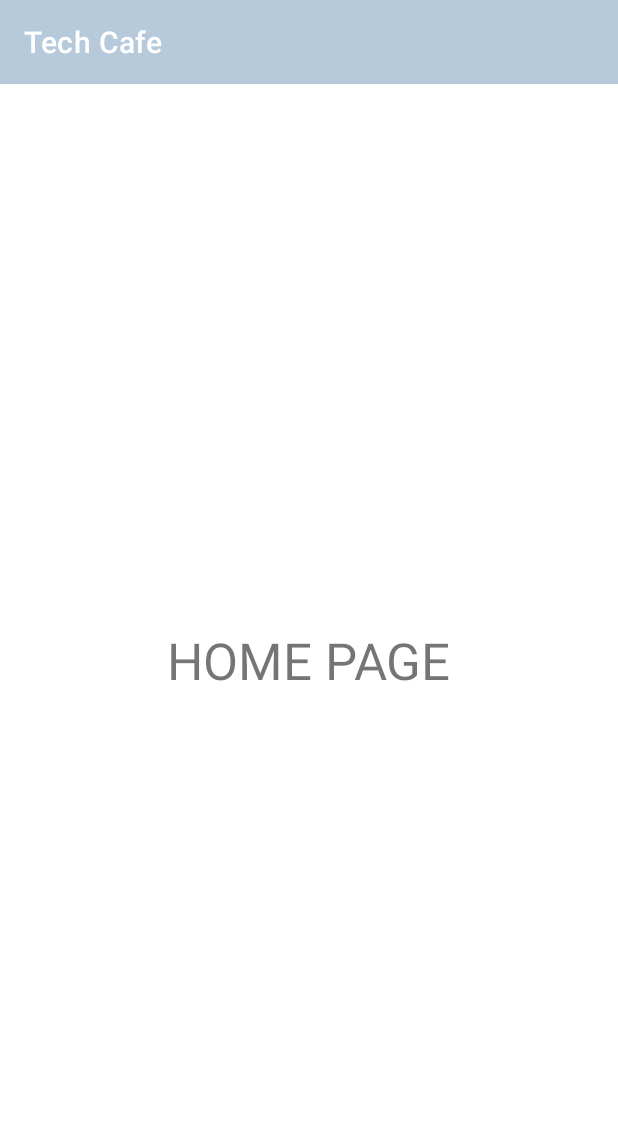
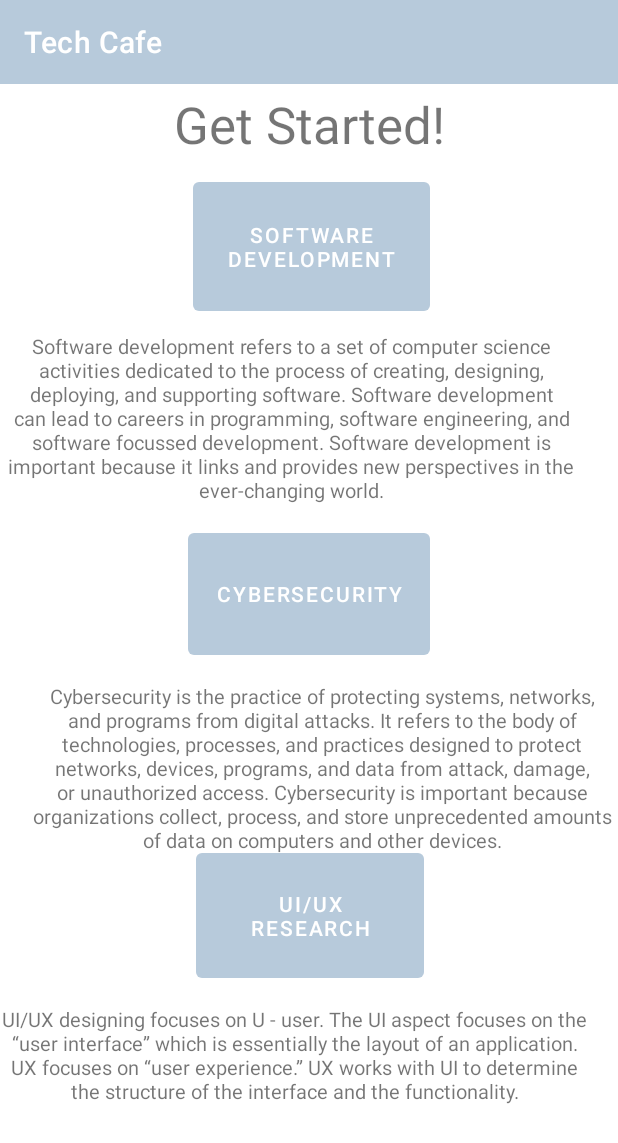
Before and after one commit to salakatenzing/Tech_Cafe, an Android app: the home_page screen opened directly, with no data from a screen before it, on a phone screen of 412 x 824 dp. Shown: the top 1143 px of the screen. Run offline under Robolectric (Android 15) with nearby library versions, the phone set to English and light mode, and no system bars; Roboto replaces fonts that are not available here.

Commit message:
us5/us16 changes

```diff
--- a/TechCafe/app/src/main/AndroidManifest.xml
+++ b/TechCafe/app/src/main/AndroidManifest.xml
@@ -14,6 +14,12 @@
         android:hardwareAccelerated="false">
         <activity
             android:name=".login_page"
+            android:exported="false" />
+        <activity
+            android:name=".sd_US20"
+            android:exported="false" />
+        <activity
+            android:name=".sd_US20"
             android:exported="false" />
         <activity
             android:name=".home_page"
--- a/TechCafe/app/src/main/java/com/example/techcafe/MainActivity.java
+++ b/TechCafe/app/src/main/java/com/example/techcafe/MainActivity.java
@@ -30,21 +30,13 @@ public class MainActivity extends AppCompatActivity {
 
         // LogIn Button setup
         Button button_login = (Button) findViewById(R.id.button_login);//button name is called, but XML ID is used.
-            button_login.setOnClickListener(view -> openLogInPage());
+        button_login.setOnClickListener(view -> openLogInPage());
 
         //SignUp Button setup
         Button button_signup = (Button) findViewById(R.id.button_signup);//button name is called, but XML ID is used.
-            button_signup.setOnClickListener(view -> openSignUpPage());
-
-        //Guest Button setup
-        Button guestButton = (Button) findViewById(R.id.button_guest);
-            guestButton.setOnClickListener(view -> openGuestPage());
-
-
+        button_signup.setOnClickListener(view -> openSignUpPage());
 
     }
-
-
     //________________________________________________________________________________________________________
         //LogInPage open function, when the button is pressed.
         public void openLogInPage(){
--- a/TechCafe/app/src/main/java/com/example/techcafe/home_page.java
+++ b/TechCafe/app/src/main/java/com/example/techcafe/home_page.java
@@ -1,14 +1,35 @@
 package com.example.techcafe;
 
+import android.content.Intent;
 import android.os.Bundle;
+import android.view.View;
+import android.widget.Button;
+
 
 import androidx.appcompat.app.AppCompatActivity;
 
+
 public class home_page extends AppCompatActivity {
+
+    private Button sd;
+    private Button cs;
+    private Button ur;
 
     @Override
     protected void onCreate(Bundle savedInstanceState) {
         super.onCreate(savedInstanceState);
         setContentView(R.layout.activity_home_page);
+
+        // Setting up each button to load their respective US20 activity
+        sd = (Button) findViewById(R.id.sd);
+        sd.setOnClickListener(new View.OnClickListener() {
+            @Override
+            public void onClick(View view) {
+                Intent loadUS20 = new Intent(home_page.this, sd_US20.class);
+                home_page.this.startActivity(loadUS20);
+            }
+
+
+        });
     }
 }
--- /dev/null
+++ b/TechCafe/app/src/main/java/com/example/techcafe/sd_US20.java
@@ -0,0 +1,14 @@
+package com.example.techcafe;
+
+import androidx.appcompat.app.AppCompatActivity;
+
+import android.os.Bundle;
+
+public class sd_US20 extends AppCompatActivity {
+
+    @Override
+    protected void onCreate(Bundle savedInstanceState) {
+        super.onCreate(savedInstanceState);
+        setContentView(R.layout.activity_sd_us20);
+    }
+}
--- a/TechCafe/app/src/main/res/layout/activity_home_page.xml
+++ b/TechCafe/app/src/main/res/layout/activity_home_page.xml
@@ -7,17 +7,102 @@
     tools:context=".home_page">
 
     <TextView
-        android:id="@+id/textView2"
-        android:layout_width="wrap_content"
-        android:layout_height="wrap_content"
-        android:layout_marginStart="111dp"
-        android:layout_marginTop="343dp"
-        android:layout_marginEnd="111dp"
-        android:layout_marginBottom="343dp"
-        android:text="@string/home_page"
-        android:textSize="34sp"
+        android:id="@+id/urDesc"
+        android:layout_width="392dp"
+        android:layout_height="153dp"
+        android:layout_marginTop="12dp"
+        android:layout_marginBottom="54dp"
+        android:text="@string/urDesc"
+        android:textAlignment="center"
+        android:textSize="13sp"
         app:layout_constraintBottom_toBottomOf="parent"
         app:layout_constraintEnd_toEndOf="parent"
+        app:layout_constraintHorizontal_bias="0.0"
+        app:layout_constraintStart_toStartOf="parent"
+        app:layout_constraintTop_toBottomOf="@+id/ur"
+        app:layout_constraintVertical_bias="0.0" />
+
+    <TextView
+        android:id="@+id/csDesc"
+        android:layout_width="394dp"
+        android:layout_height="136dp"
+        android:layout_marginTop="12dp"
+        android:text="@string/csDesc"
+        android:textAlignment="center"
+        android:textSize="13sp"
+        app:layout_constraintEnd_toEndOf="parent"
+        app:layout_constraintHorizontal_bias="1.0"
+        app:layout_constraintStart_toStartOf="parent"
+        app:layout_constraintTop_toBottomOf="@+id/cs" />
+
+    <TextView
+        android:id="@+id/sdDesc"
+        android:layout_width="388dp"
+        android:layout_height="116dp"
+        android:layout_marginTop="4dp"
+        android:text="@string/sdDesc"
+        android:textAlignment="center"
+        android:textSize="13sp"
+        app:layout_constraintBottom_toTopOf="@+id/cs"
+        app:layout_constraintEnd_toEndOf="parent"
+        app:layout_constraintHorizontal_bias="0.0"
+        app:layout_constraintStart_toStartOf="parent"
+        app:layout_constraintTop_toBottomOf="@+id/sd" />
+
+    <Button
+        android:id="@+id/ur"
+        android:layout_width="152dp"
+        android:layout_height="95dp"
+        android:layout_marginStart="125dp"
+        android:layout_marginTop="120dp"
+        android:layout_marginEnd="125dp"
+        android:text="@string/ur"
+        app:layout_constraintEnd_toEndOf="parent"
+        app:layout_constraintHorizontal_bias="0.555"
+        app:layout_constraintStart_toStartOf="parent"
+        app:layout_constraintTop_toBottomOf="@+id/cs" />
+
+    <Button
+        android:id="@+id/sd"
+        android:layout_width="158dp"
+        android:layout_height="98dp"
+        android:layout_marginStart="125dp"
+        android:layout_marginTop="12dp"
+        android:layout_marginEnd="125dp"
+        android:layout_marginBottom="4dp"
+        android:text="@string/sdev"
+        app:layout_constraintBottom_toTopOf="@+id/sdDesc"
+        app:layout_constraintEnd_toEndOf="parent"
+        app:layout_constraintHorizontal_bias="0.933"
+        app:layout_constraintStart_toStartOf="parent"
+        app:layout_constraintTop_toBottomOf="@+id/header_hp" />
+
+    <TextView
+        android:id="@+id/header_hp"
+        android:layout_width="188dp"
+        android:layout_height="43dp"
+        android:layout_marginStart="125dp"
+        android:layout_marginTop="4dp"
+        android:layout_marginEnd="125dp"
+        android:text="@string/home_page"
+        android:textAlignment="center"
+        android:textSize="34sp"
+        app:layout_constraintEnd_toEndOf="parent"
+        app:layout_constraintHorizontal_bias="0.511"
         app:layout_constraintStart_toStartOf="parent"
         app:layout_constraintTop_toTopOf="parent" />
+
+    <Button
+        android:id="@+id/cs"
+        android:layout_width="161dp"
+        android:layout_height="93dp"
+        android:layout_marginStart="125dp"
+        android:layout_marginTop="128dp"
+        android:layout_marginEnd="125dp"
+        android:text="@string/cs"
+        app:layout_constraintEnd_toEndOf="parent"
+        app:layout_constraintStart_toStartOf="parent"
+        app:layout_constraintTop_toTopOf="@+id/sdDesc"
+        tools:ignore="TextContrastCheck" />
+
 </androidx.constraintlayout.widget.ConstraintLayout>
--- /dev/null
+++ b/TechCafe/app/src/main/res/layout/activity_sd_us20.xml
@@ -0,0 +1,9 @@
+<?xml version="1.0" encoding="utf-8"?>
+<androidx.constraintlayout.widget.ConstraintLayout xmlns:android="http://schemas.android.com/apk/res/android"
+    xmlns:app="http://schemas.android.com/apk/res-auto"
+    xmlns:tools="http://schemas.android.com/tools"
+    android:layout_width="match_parent"
+    android:layout_height="match_parent"
+    tools:context=".sd_US20">
+
+</androidx.constraintlayout.widget.ConstraintLayout>
--- a/TechCafe/app/src/main/res/values/strings.xml
+++ b/TechCafe/app/src/main/res/values/strings.xml
@@ -37,7 +37,13 @@
     <string name="google_signin">Google SignIn</string>
     <string name="name">Name</string>
     <string name="password">Password</string>
-    <string name="home_page">HOME PAGE</string>
+    <string name="home_page">Get Started!</string>
     <string name="guest_button">Guest</string>
-
+    <string name="subheader_hp">Click to learn more.</string>
+    <string name="sdev">Software Development</string>
+    <string name="cs">Cybersecurity</string>
+    <string name="ur">UI/UX Research</string>
+    <string name="sdDesc">Software development refers to a set of computer science activities dedicated to the process of creating, designing, deploying, and supporting software. Software development can lead to careers in programming, software engineering, and software focussed development. Software development is important because it links and provides new perspectives in the ever-changing world.</string>
+    <string name="csDesc">Cybersecurity is the practice of protecting systems, networks, and programs from digital attacks. It refers to the body of technologies, processes, and practices designed to protect networks, devices, programs, and data from attack, damage, or unauthorized access. Cybersecurity is important because organizations collect, process, and store unprecedented amounts of data on computers and other devices.</string>
+    <string name="urDesc">UI/UX designing focuses on U - user. The UI aspect focuses on the “user interface” which is essentially the layout of an application. UX focuses on “user experience.” UX works with UI to determine the structure of the interface and the functionality.</string>
 </resources>
```
Also changed, not shown: 1 other file.
